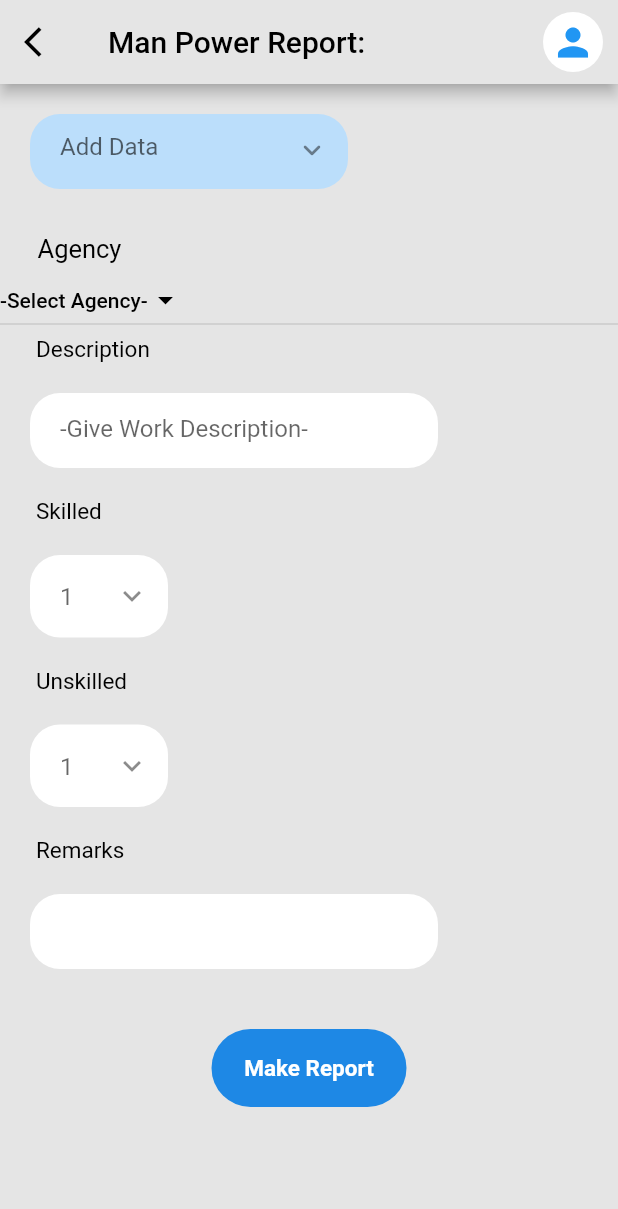
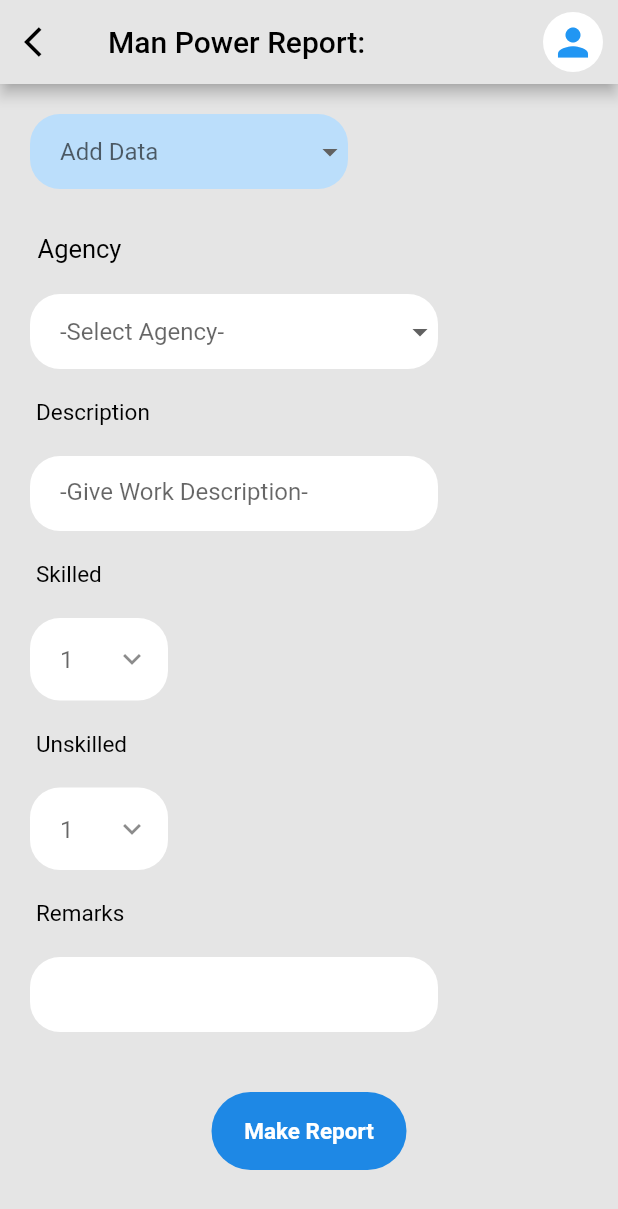
Before and after one commit to priyansh1211/4NerdyGuys, a Flutter app: the ManPowerReport screen opened directly, after a tap on "Make Report", on a phone screen of 412 x 824 dp. Shown: the top 1209 px of the screen. Run offline on Flutter 3.47's test engine with Material 2 defaults, Android fonts, the light colour scheme and no system bars; drawn by our look-alikes of dropdown_button2; Roboto replaces fonts that are missing (Montserrat).

```diff
--- a/lib/pages/ManPowerReport.dart
+++ b/lib/pages/ManPowerReport.dart
@@ -1,4 +1,6 @@
+import 'package:dropdown_button2/dropdown_button2.dart';
 import 'package:flutter/material.dart';
+import 'package:flutter_app/pages/MachineryReport.dart';
 
 class ManPowerReport extends StatefulWidget {
   const ManPowerReport({Key? key}) : super(key: key);
@@ -8,15 +10,65 @@ class ManPowerReport extends StatefulWidget {
 }
 
 class _ManPowerReportState extends State<ManPowerReport> {
+  final List<String> items = [
+    'Add new column',
+  ];
+  final List<String> Agency =[
+    'Steel',
+    'Shuttering',
+    'Concrete',
+    'Brick Masonary',
+  ];
 
-  String? _chosenValue;
+  String? selectedValue;
+
+  List<DropdownMenuItem<String>> _addDividersAfterItems(List<String> items) {
+    List<DropdownMenuItem<String>> menuItems = [];
+    for (var item in items) {
+      menuItems.addAll(
+        [
+          DropdownMenuItem<String>(
+            value: item,
+            child: Padding(
+              padding: const EdgeInsets.symmetric(horizontal: 8.0),
+              child: Text(
+                item,
+                style: const TextStyle(
+                  fontSize: 14,
+                ),
+              ),
+            ),
+          ),
+          //If it's last item, we will not add Divider after it.
+          if (item != items.last)
+            const DropdownMenuItem<String>(
+              enabled: false,
+              child: Divider(),
+            ),
+        ],
+      );
+    }
+    return menuItems;
+  }
+
+  List<int> _getDividersIndexes() {
+    List<int> dividersIndexes = [];
+    for (var i = 0; i < (items.length * 2) - 1; i++) {
+      //Dividers indexes will be the odd indexes
+      if (i.isOdd) {
+        dividersIndexes.add(i);
+      }
+    }
+    return dividersIndexes;
+  }
+  //String? _chosenValue;
   @override
   Widget build(BuildContext context) {
     return Scaffold(
-      backgroundColor: Color(0xffE5E5E5),
+      backgroundColor: const Color(0xffE5E5E5),
       appBar: AppBar(
         automaticallyImplyLeading: false,
-        backgroundColor: Color(0xffE5E5E5),
+        backgroundColor: const Color(0xffE5E5E5),
         title: const Text(
           "Man Power Report:",
           style: TextStyle(color: Colors.black),
@@ -51,83 +103,105 @@ class _ManPowerReportState extends State<ManPowerReport> {
         shrinkWrap: true,
         children: <Widget>[
           Padding(
-            padding: EdgeInsets.all(20),
+            padding: const EdgeInsets.all(20),
             child: Container(
-              padding: EdgeInsets.only(left: 20),
+              padding: const EdgeInsets.only(left: 20),
               height: 50,
-              margin: EdgeInsets.only(right: 160),
+              margin: const EdgeInsets.only(right: 160),
               decoration: BoxDecoration(
                 color: Colors.blue.shade100,
                 borderRadius: BorderRadius.circular(20),
               ),
-              child:  TextField(
-                decoration: InputDecoration(
-                  border: InputBorder.none,
-                  suffixIcon: Icon(Icons.keyboard_arrow_down_rounded),
-                  hintText: 'Add Data',
+              child: DropdownButtonHideUnderline(
+                child: DropdownButton2(
+                  isExpanded: true,
+                  hint: const TextField(
+                    decoration: InputDecoration(
+                      border: InputBorder.none,
+                      hintText: 'Add Data',
+                    ),
+                  ),
+                  items: _addDividersAfterItems(items),
+                  customItemsIndexes: _getDividersIndexes(),
+                  customItemsHeight: 4,
+                  value: selectedValue,
+                  onChanged: (value) {
+                    setState(() {
+                      selectedValue = value as String;
+                    });
+                  },
+                  buttonHeight: 40,
+                  buttonWidth: 140,
+                  itemHeight: 40,
+                  itemPadding: const EdgeInsets.symmetric(horizontal: 8.0),
                 ),
               ),
             ),
           ),
-          SizedBox(height: 10,),
-          Padding(
+          const SizedBox(
+            height: 10,
+          ),
+          const Padding(
             padding: EdgeInsets.only(left: 25),
             child: Text(
               'Agency',
-              style: TextStyle(color: Colors.black,fontSize: 17),
-            ),
-          ),
-          DropdownButton<String>(
-            focusColor:Colors.white,
-            value: _chosenValue,
-            //elevation: 5,
-            style: TextStyle(color: Colors.white),
-            iconEnabledColor:Colors.black,
-            items: <String>[
-              'Android',
-              'IOS',
-              'Flutter',
-              'Node',
-              'Java',
-              'Python',
-              'PHP',
-            ].map<DropdownMenuItem<String>>((String value) {
-              return DropdownMenuItem<String>(
-                value: value,
-                child: Text(value,style:TextStyle(color:Colors.black),),
-              );
-            }).toList(),
-            hint:Text(
-              "-Select Agency-",
-              style: TextStyle(
-                  color: Colors.black,
-                  fontSize: 14,
-                  fontWeight: FontWeight.w500),
-            ),
-            onChanged: (String? value) {
-              setState(() {
-                _chosenValue = value;
-              });
-            },
-          ),
-          Padding(
-            padding: EdgeInsets.only(left: 24),
-            child: Text(
-              'Description',
-              style: TextStyle(color: Colors.black,fontSize: 15),
+              style: TextStyle(color: Colors.black, fontSize: 17),
             ),
           ),
           Padding(
-            padding: EdgeInsets.all(20),
+            padding: const EdgeInsets.all(20),
             child: Container(
-              padding: EdgeInsets.only(left: 20),
+              padding: const EdgeInsets.only(left: 20),
               height: 50,
-              margin: EdgeInsets.only(right: 100),
+              margin: const EdgeInsets.only(right: 100),
               decoration: BoxDecoration(
                 color: Colors.white,
                 borderRadius: BorderRadius.circular(20),
               ),
-              child: TextField(
+              child: DropdownButtonHideUnderline(
+                child: DropdownButton2(
+                  isExpanded: true,
+                  hint: const TextField(
+                    decoration: InputDecoration(
+                      border: InputBorder.none,
+                      hintText: '-Select Agency-',
+                    ),
+                  ),
+                  items: _addDividersAfterItems(Agency),
+                  customItemsIndexes: _getDividersIndexes(),
+                  customItemsHeight: 4,
+                  value: selectedValue,
+                  onChanged: (value) {
+                    setState(() {
+                      selectedValue = value as String;
+                    });
+                  },
+                  buttonHeight: 40,
+                  buttonWidth: 140,
+                  itemHeight: 40,
+                  itemPadding: const EdgeInsets.symmetric(horizontal: 8.0),
+                ),
+              ),
+            ),
+          ),
+          const Padding(
+            padding: EdgeInsets.only(left: 24),
+            child: Text(
+              'Description',
+              style: TextStyle(color: Colors.black, fontSize: 15),
+            ),
+          ),
+          Padding(
+            padding: const EdgeInsets.all(20),
+            child: Container(
+              padding: const EdgeInsets.only(left: 20),
+              height: 50,
+              margin: const EdgeInsets.only(right: 100),
+              decoration: BoxDecoration(
+                color: Colors.white,
+                borderRadius: BorderRadius.circular(20),
+              ),
+              child: const TextField(
                 decoration: InputDecoration(
                   hintText: '-Give Work Description-',
                   border: InputBorder.none,
@@ -136,24 +210,24 @@ class _ManPowerReportState extends State<ManPowerReport> {
             ),
           ),
           //SizedBox(height: 10,),
-          Padding(
+          const Padding(
             padding: EdgeInsets.only(left: 24),
             child: Text(
               'Skilled',
-              style: TextStyle(color: Colors.black,fontSize: 15),
+              style: TextStyle(color: Colors.black, fontSize: 15),
             ),
           ),
           Padding(
-            padding: EdgeInsets.all(20),
+            padding: const EdgeInsets.all(20),
             child: Container(
-              padding: EdgeInsets.only(left: 20,top: 5,bottom: 5),
+              padding: const EdgeInsets.only(left: 20, top: 5, bottom: 5),
               height: 55,
-              margin: EdgeInsets.only(right: 280),
+              margin: const EdgeInsets.only(right: 280),
               decoration: BoxDecoration(
                 color: Colors.white,
                 borderRadius: BorderRadius.circular(20),
               ),
-              child: TextField(
+              child: const TextField(
                 decoration: InputDecoration(
                   hintText: '1',
                   suffixIcon: Icon(Icons.keyboard_arrow_down_outlined),
@@ -163,24 +237,24 @@ class _ManPowerReportState extends State<ManPowerReport> {
             ),
           ),
           //SizedBox(height: 10,),
-          Padding(
+          const Padding(
             padding: EdgeInsets.only(left: 24),
             child: Text(
               'Unskilled',
-              style: TextStyle(color: Colors.black,fontSize: 15),
+              style: TextStyle(color: Colors.black, fontSize: 15),
             ),
           ),
           Padding(
-            padding: EdgeInsets.all(20),
+            padding: const EdgeInsets.all(20),
             child: Container(
-              padding: EdgeInsets.only(left: 20,top: 5,bottom: 5),
+              padding: const EdgeInsets.only(left: 20, top: 5, bottom: 5),
               height: 55,
-              margin: EdgeInsets.only(right: 280),
+              margin: const EdgeInsets.only(right: 280),
               decoration: BoxDecoration(
                 color: Colors.white,
                 borderRadius: BorderRadius.circular(20),
               ),
-              child:TextField(
+              child: const TextField(
                 decoration: InputDecoration(
                   hintText: '1',
                   suffixIcon: Icon(Icons.keyboard_arrow_down_outlined),
@@ -190,36 +264,69 @@ class _ManPowerReportState extends State<ManPowerReport> {
             ),
           ),
           //SizedBox(height: 10,),
-          Padding(
+          const Padding(
             padding: EdgeInsets.only(left: 24),
             child: Text(
               'Remarks',
-              style: TextStyle(color: Colors.black,fontSize: 15),
+              style: TextStyle(color: Colors.black, fontSize: 15),
             ),
           ),
           Padding(
-            padding: EdgeInsets.all(20),
+            padding: const EdgeInsets.all(20),
             child: Container(
+              padding: const EdgeInsets.only(left: 20),
               height: 50,
-              margin: EdgeInsets.only(right: 100),
+              margin: const EdgeInsets.only(right: 100),
               decoration: BoxDecoration(
                 color: Colors.white,
                 borderRadius: BorderRadius.circular(20),
               ),
+              child: const TextField(
+                decoration: InputDecoration(border: InputBorder.none),
+              ),
             ),
           ),
-          SizedBox(height: 20,),
+          const SizedBox(
+            height: 20,
+          ),
           MaterialButton(
-            onPressed: () {},
+            onPressed: () {
+              AlertDialog(
+                title: const Text('Do you want to continue?'),
+                actions: [
+                  ElevatedButton(
+                      onPressed: () {
+                        Navigator.push(
+                            context,
+                            MaterialPageRoute(
+                                builder: (context) => const MachineryReport()));
+                      },
+                      child: const Text(
+                        'Yes',
+                        style: TextStyle(
+                            color: Color(0xff685D5D), fontFamily: 'ReadexPro'),
+                      ),
+                  ),
+                  ElevatedButton(onPressed: (){
+                   // Navigator.push(context, MaterialPageRoute(builder: (context)=>))
+                  }, child: const Text(
+                    'Yes',
+                    style: TextStyle(
+                        color: Color(0xff685D5D), fontFamily: 'ReadexPro'),
+                  ),
+                  ),
+                ],
+              );
+            },
             child: Container(
               height: 52,
               width: 130,
-              margin: EdgeInsets.symmetric(horizontal: 105),
+              margin: const EdgeInsets.symmetric(horizontal: 105),
               decoration: BoxDecoration(
                 color: Colors.blue.shade600,
                 borderRadius: BorderRadius.circular(35.0),
               ),
-              child: Center(
+              child: const Center(
                 child: Text(
                   "Make Report",
                   style: TextStyle(
--- a/pubspec.yaml
+++ b/pubspec.yaml
@@ -32,6 +32,7 @@ dependencies:
     sdk: flutter
   form_field_validator : ^1.0.1
   simple_animations: ^4.2.0
+  dropdown_button2: ^1.6.3
 
 
   # The following adds the Cupertino Icons fonts to your application.
```
Also changed, not shown: pubspec.lock.
